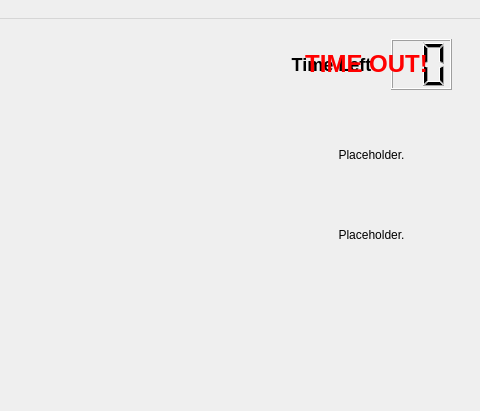
Above: mainwindow.ui from Btlmd/2021SummerHW1 before the change; both pictures show x 359 to 839 and y 0 to 411 of the 839 by 851 pixel window. Below: the same form after it.
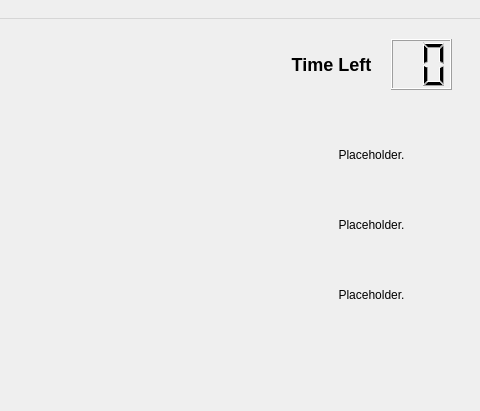
That is the form after the change. Icons and pictures are not drawn.

The edit to the form file:
```diff
--- a/mainwindow.ui
+++ b/mainwindow.ui
@@ -62,25 +62,6 @@
      <set>Qt::AlignCenter</set>
     </property>
    </widget>
-   <widget class="QLabel" name="TimeOutLabel">
-    <property name="enabled">
-     <bool>true</bool>
-    </property>
-    <property name="geometry">
-     <rect>
-      <x>640</x>
-      <y>20</y>
-      <width>171</width>
-      <height>51</height>
-     </rect>
-    </property>
-    <property name="text">
-     <string>&lt;h1 style=&quot;color:red&quot;&gt;TIME OUT!&lt;/h1&gt;</string>
-    </property>
-    <property name="alignment">
-     <set>Qt::AlignCenter</set>
-    </property>
-   </widget>
    <widget class="QLabel" name="TernLabel">
     <property name="geometry">
      <rect>
@@ -117,7 +98,23 @@
     <property name="geometry">
      <rect>
       <x>650</x>
-      <y>180</y>
+      <y>240</y>
+      <width>161</width>
+      <height>71</height>
+     </rect>
+    </property>
+    <property name="text">
+     <string>Placeholder.</string>
+    </property>
+    <property name="alignment">
+     <set>Qt::AlignCenter</set>
+    </property>
+   </widget>
+   <widget class="QLabel" name="InfoLabel">
+    <property name="geometry">
+     <rect>
+      <x>650</x>
+      <y>170</y>
       <width>161</width>
       <height>71</height>
      </rect>
```
